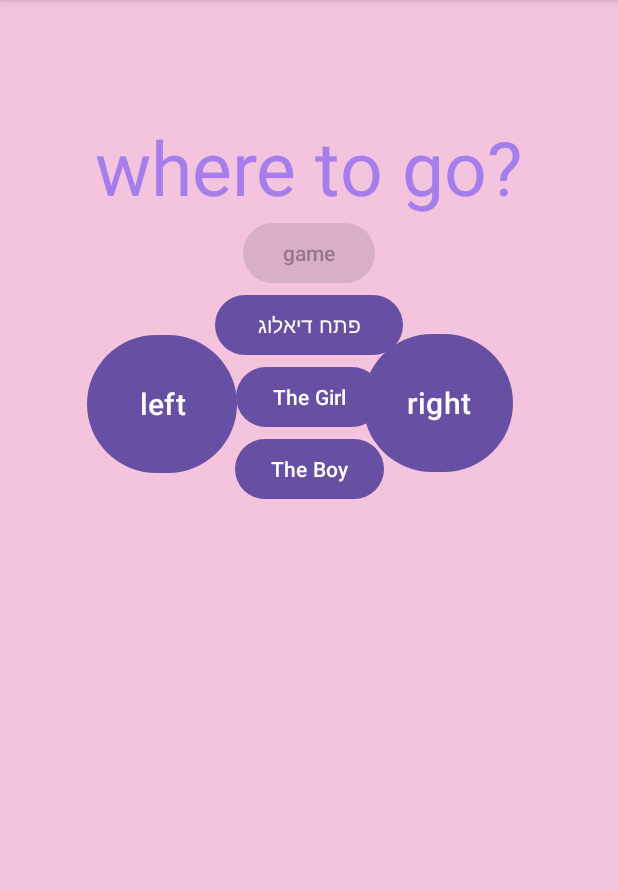
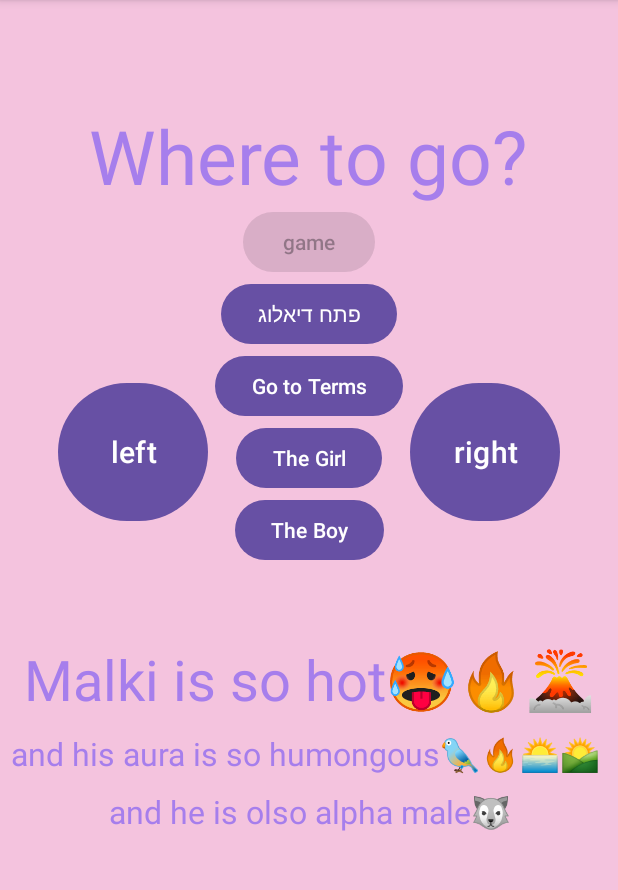
Before and after one commit to Liad1910/lia2025, an Android app: the screen it shows after launch (MainActivity), after a tap on "left", on a phone screen of 412 x 824 dp, the part 96-986 px from its top. Run offline under Robolectric (Android 15) with nearby library versions, the phone set to English and light mode, and no system bars.

Commit message:
מלכי הוא המלך של חיי ןהוא כלכך 🔥🔥🥵😍🥰😘חתיך!!!! והוא גם ממש חכם ומצחיק

```diff
--- a/app/src/main/java/com/example/myapplication/MainActivity.java
+++ b/app/src/main/java/com/example/myapplication/MainActivity.java
@@ -90,9 +90,9 @@ public class MainActivity extends AppCompatActivity {
         button2 = findViewById(R.id.button2);
 
         button1.setOnClickListener(view ->
-                Toast.makeText(MainActivity.this, "you dumb", Toast.LENGTH_SHORT).show());
+                Toast.makeText(MainActivity.this, "you dumb🤤😋😫", Toast.LENGTH_SHORT).show());
         button2.setOnClickListener(view ->
-                Toast.makeText(MainActivity.this, "YOU SMART", Toast.LENGTH_SHORT).show());
+                Toast.makeText(MainActivity.this, "YOU ARE SMART😎🤓", Toast.LENGTH_SHORT).show());
 
         linear.setOnClickListener(view -> {
             Intent intent = new Intent(MainActivity.this, activity_linear.class);
--- a/app/src/main/res/layout/activity_linear.xml
+++ b/app/src/main/res/layout/activity_linear.xml
@@ -25,6 +25,39 @@
             android:textSize="50dp"
             android:gravity="center"
             android:layout_gravity="center"/>
+
+        <TextView
+            android:id="@+id/textView3"
+            android:layout_width="wrap_content"
+            android:layout_height="wrap_content"
+            android:text="You should know"
+            android:textColor="#F7F4F8"
+            android:textSize="40dp"
+            android:gravity="center"
+            android:layout_gravity="center"
+            />
+
+        <TextView
+            android:id="@+id/textView8"
+            android:layout_width="wrap_content"
+            android:layout_height="wrap_content"
+            android:text="Malki is king"
+            android:textColor="#F7F4F8"
+            android:textSize="37dp"
+            android:gravity="center"
+            android:layout_gravity="center"
+            />
+
+        <TextView
+            android:id="@+id/textView9"
+            android:layout_width="wrap_content"
+            android:layout_height="wrap_content"
+            android:text="and he is so hot🐦‍🔥🌋🥵🔥"
+            android:textColor="#F7F4F8"
+            android:textSize="34dp"
+            android:gravity="center"
+            android:layout_gravity="center"
+            />
     </LinearLayout>
 
     <!-- אזור הוספת התמונות הדינאמיות -->
--- a/app/src/main/res/layout/activity_main.xml
+++ b/app/src/main/res/layout/activity_main.xml
@@ -14,15 +14,14 @@
         android:id="@+id/textView"
         android:layout_width="wrap_content"
         android:layout_height="wrap_content"
-        android:text="where to go?"
+        android:layout_marginTop="70dp"
+        android:text="Where to go?"
+        android:textColor="#A67EEC"
         android:textSize="50dp"
-        android:textColor="#A67EEC"
-        app:layout_constraintBottom_toBottomOf="parent"
         app:layout_constraintEnd_toEndOf="parent"
         app:layout_constraintHorizontal_bias="0.496"
         app:layout_constraintStart_toStartOf="parent"
-        app:layout_constraintTop_toTopOf="parent"
-        app:layout_constraintVertical_bias="0.112" />
+        app:layout_constraintTop_toTopOf="parent" />
 
     <!-- ✅ אזור בו נכניס את התמונות דינמית -->
     <LinearLayout
@@ -40,49 +39,51 @@
         android:layout_width="wrap_content"
         android:layout_height="wrap_content"
         android:text="game"
-        app:layout_constraintTop_toBottomOf="@+id/mainLayout"
+        app:layout_constraintEnd_toEndOf="parent"
         app:layout_constraintStart_toStartOf="parent"
-        app:layout_constraintEnd_toEndOf="parent" />
+        app:layout_constraintTop_toBottomOf="@+id/mainLayout" />
 
     <!-- ✅ כפתור נוסף (taknonButton) -->
+
+    <!-- ✅ כפתור left -->
+
     <Button
         android:id="@+id/startButton"
         android:layout_width="wrap_content"
         android:layout_height="wrap_content"
         android:text="Go to Terms"
-        app:layout_constraintTop_toBottomOf="@+id/game"
+        app:layout_constraintEnd_toEndOf="parent"
         app:layout_constraintStart_toStartOf="parent"
-        app:layout_constraintEnd_toEndOf="parent" />
+        app:layout_constraintTop_toBottomOf="@+id/showDialogButton" />
 
-    <!-- ✅ כפתור left -->
     <Button
         android:id="@+id/button1"
         android:layout_width="100dp"
         android:layout_height="100dp"
+        android:layout_marginStart="20dp"
+        android:layout_marginTop="-30dp"
         android:text="left"
         android:textSize="20dp"
-        app:layout_constraintBottom_toBottomOf="parent"
-        app:layout_constraintEnd_toEndOf="parent"
-        app:layout_constraintHorizontal_bias="0.185"
+        app:layout_constraintEnd_toStartOf="@+id/linear"
         app:layout_constraintStart_toStartOf="parent"
-        app:layout_constraintTop_toTopOf="parent"
-        app:layout_constraintVertical_bias="0.332" />
+        app:layout_constraintTop_toBottomOf="@+id/startButton" />
 
     <!-- ✅ כפתור right -->
+
+    <!-- ✅ כפתור ה-"The Girl" -->
+
     <Button
         android:id="@+id/button2"
         android:layout_width="100dp"
         android:layout_height="100dp"
+        android:layout_marginTop="-30dp"
+        android:layout_marginEnd="20dp"
         android:text="right"
         android:textSize="20dp"
-        app:layout_constraintBottom_toBottomOf="parent"
         app:layout_constraintEnd_toEndOf="parent"
-        app:layout_constraintHorizontal_bias="0.776"
-        app:layout_constraintStart_toStartOf="parent"
-        app:layout_constraintTop_toTopOf="parent"
-        app:layout_constraintVertical_bias="0.331" />
+        app:layout_constraintStart_toEndOf="@+id/linear"
+        app:layout_constraintTop_toBottomOf="@+id/startButton" />
 
-    <!-- ✅ כפתור ה-"The Girl" -->
     <Button
         android:id="@+id/linear"
         android:layout_width="wrap_content"
@@ -107,7 +108,47 @@
         android:layout_width="wrap_content"
         android:layout_height="wrap_content"
         android:text="פתח דיאלוג"
-        app:layout_constraintTop_toBottomOf="@+id/game"
+        app:layout_constraintEnd_toEndOf="parent"
         app:layout_constraintStart_toStartOf="parent"
-        app:layout_constraintEnd_toEndOf="parent"/>
+        app:layout_constraintTop_toBottomOf="@+id/game" />
+
+    <TextView
+        android:id="@+id/textView5"
+        android:layout_width="wrap_content"
+        android:layout_height="wrap_content"
+        android:layout_marginTop="50dp"
+        android:text="Malki is so hot🥵🔥🌋"
+        android:textAlignment="center"
+        android:textColor="#A67EEC"
+        android:textSize="37dp"
+        app:layout_constraintEnd_toEndOf="parent"
+        app:layout_constraintStart_toStartOf="parent"
+        app:layout_constraintTop_toBottomOf="@+id/boy" />
+
+    <TextView
+        android:id="@+id/textView6"
+        android:layout_width="wrap_content"
+        android:layout_height="wrap_content"
+        android:layout_marginTop="10dp"
+        android:text="and his aura is so humongous🐦‍🔥🌅🌄
+"
+        android:textSize="21dp"
+        android:textColor="#A67EEC"
+        android:textAlignment="center"
+        app:layout_constraintEnd_toEndOf="parent"
+        app:layout_constraintStart_toStartOf="parent"
+        app:layout_constraintTop_toBottomOf="@+id/textView5" />
+
+    <TextView
+        android:id="@+id/textView7"
+        android:layout_width="wrap_content"
+        android:layout_height="wrap_content"
+        android:layout_marginTop="10dp"
+        android:text="and he is olso alpha male🐺"
+        android:textSize="21dp"
+        android:textColor="#A67EEC"
+        android:textAlignment="center"
+        app:layout_constraintEnd_toEndOf="parent"
+        app:layout_constraintStart_toStartOf="parent"
+        app:layout_constraintTop_toBottomOf="@+id/textView6" />
 </androidx.constraintlayout.widget.ConstraintLayout>
```
